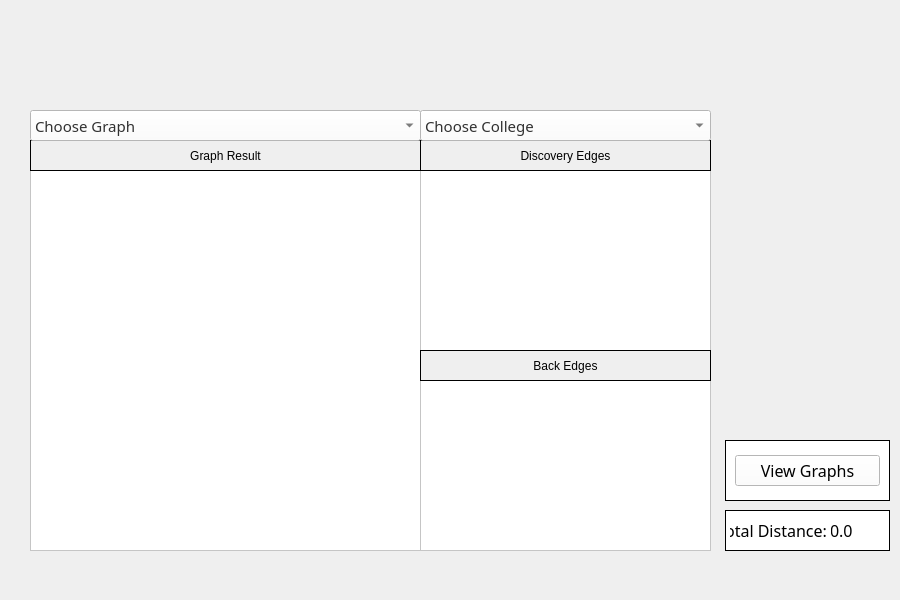
Old version of the form graphviewer.ui in the repository DannyCamacho/CollegeConnect.
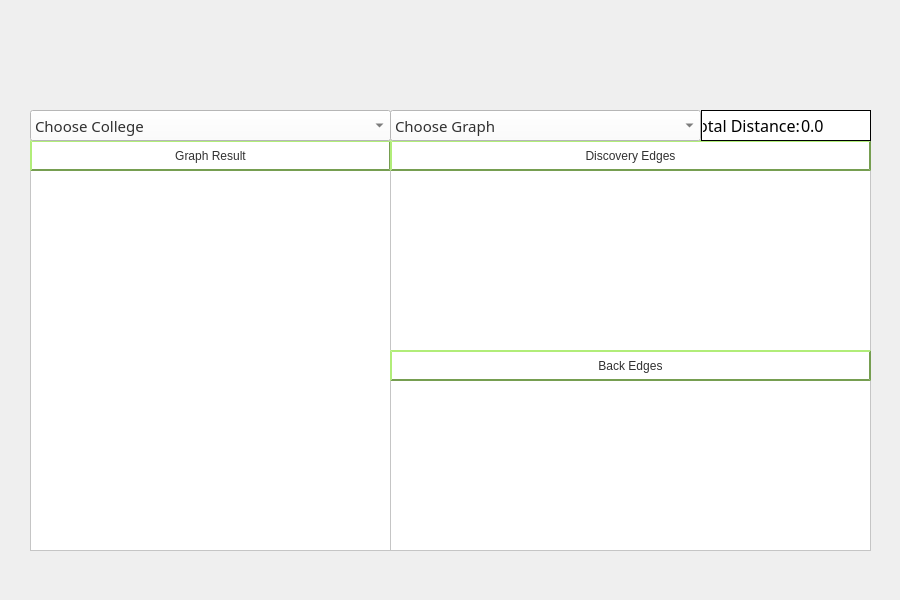
New version of the form. Icons and pictures are not drawn.

Commit message: restruct of graphviewer.ui. tripplanner.ui tableView spacing

Diff of the .ui file:
```diff
--- a/graphviewer.ui
+++ b/graphviewer.ui
@@ -19,10 +19,13 @@
      <rect>
       <x>30</x>
       <y>140</y>
-      <width>681</width>
+      <width>841</width>
       <height>411</height>
      </rect>
     </property>
+    <property name="styleSheet">
+     <string notr="true"/>
+    </property>
     <property name="frameShape">
      <enum>QFrame::Box</enum>
     </property>
@@ -34,7 +37,7 @@
       <rect>
        <x>0</x>
        <y>30</y>
-       <width>391</width>
+       <width>361</width>
        <height>381</height>
       </rect>
      </property>
@@ -47,7 +50,7 @@
      <property name="font">
       <font>
        <family>Mongolian Baiti</family>
-       <pointsize>11</pointsize>
+       <pointsize>10</pointsize>
       </font>
      </property>
      <property name="focusPolicy">
@@ -58,7 +61,8 @@
 color: rgb(49, 49, 49);
 alternate-background-color: rgb(240, 240, 240);
 selection-color: rgb(49, 49, 49);
-selection-background-color: rgb(118, 158, 81);</string>
+selection-background-color: rgb(118, 158, 81);
+gridline-color: rgb(118, 158, 81);</string>
      </property>
      <property name="horizontalScrollBarPolicy">
       <enum>Qt::ScrollBarAlwaysOff</enum>
@@ -97,19 +101,19 @@
       <bool>false</bool>
      </attribute>
      <attribute name="horizontalHeaderMinimumSectionSize">
-      <number>50</number>
+      <number>30</number>
      </attribute>
      <attribute name="horizontalHeaderDefaultSectionSize">
-      <number>200</number>
+      <number>300</number>
      </attribute>
      <attribute name="horizontalHeaderStretchLastSection">
-      <bool>true</bool>
+      <bool>false</bool>
      </attribute>
      <attribute name="verticalHeaderVisible">
       <bool>false</bool>
      </attribute>
      <attribute name="verticalHeaderDefaultSectionSize">
-      <number>28</number>
+      <number>50</number>
      </attribute>
      <attribute name="verticalHeaderHighlightSections">
       <bool>true</bool>
@@ -118,16 +122,16 @@
     <widget class="QTableView" name="back_edges_tableView">
      <property name="geometry">
       <rect>
-       <x>390</x>
+       <x>360</x>
        <y>240</y>
-       <width>291</width>
+       <width>481</width>
        <height>171</height>
       </rect>
      </property>
      <property name="font">
       <font>
        <family>Mongolian Baiti</family>
-       <pointsize>11</pointsize>
+       <pointsize>10</pointsize>
       </font>
      </property>
      <property name="focusPolicy">
@@ -174,7 +178,7 @@
       <bool>false</bool>
      </attribute>
      <attribute name="horizontalHeaderMinimumSectionSize">
-      <number>50</number>
+      <number>90</number>
      </attribute>
      <attribute name="horizontalHeaderDefaultSectionSize">
       <number>210</number>
@@ -183,22 +187,22 @@
       <bool>false</bool>
      </attribute>
      <attribute name="verticalHeaderDefaultSectionSize">
-      <number>28</number>
+      <number>50</number>
      </attribute>
     </widget>
     <widget class="QTableView" name="discovery_edges_tableView">
      <property name="geometry">
       <rect>
-       <x>390</x>
+       <x>360</x>
        <y>30</y>
-       <width>291</width>
+       <width>481</width>
        <height>181</height>
       </rect>
      </property>
      <property name="font">
       <font>
        <family>Mongolian Baiti</family>
-       <pointsize>11</pointsize>
+       <pointsize>10</pointsize>
       </font>
      </property>
      <property name="focusPolicy">
@@ -245,7 +249,7 @@
       <bool>false</bool>
      </attribute>
      <attribute name="horizontalHeaderMinimumSectionSize">
-      <number>50</number>
+      <number>90</number>
      </attribute>
      <attribute name="horizontalHeaderDefaultSectionSize">
       <number>210</number>
@@ -254,7 +258,7 @@
       <bool>false</bool>
      </attribute>
      <attribute name="verticalHeaderDefaultSectionSize">
-      <number>28</number>
+      <number>50</number>
      </attribute>
     </widget>
     <widget class="QLabel" name="graph_title_label">
@@ -262,10 +266,20 @@
       <rect>
        <x>0</x>
        <y>0</y>
-       <width>391</width>
+       <width>361</width>
        <height>31</height>
       </rect>
      </property>
+     <property name="styleSheet">
+      <string notr="true">color: rgb(49, 49, 49);
+background-color:  rgb(255, 255, 255);
+border-style: outset;
+border-width: 2px;
+border-color:rgb(118, 158, 81);
+min-width: 10em;
+padding: 6px;
+</string>
+     </property>
      <property name="frameShape">
       <enum>QFrame::Box</enum>
      </property>
@@ -279,12 +293,22 @@
     <widget class="QLabel" name="discovery_title_label">
      <property name="geometry">
       <rect>
-       <x>390</x>
+       <x>360</x>
        <y>0</y>
-       <width>291</width>
+       <width>481</width>
        <height>31</height>
       </rect>
      </property>
+     <property name="styleSheet">
+      <string notr="true">color: rgb(49, 49, 49);
+background-color:  rgb(255, 255, 255);
+border-style: outset;
+border-width: 2px;
+border-color:rgb(118, 158, 81);
+min-width: 10em;
+padding: 6px;
+</string>
+     </property>
      <property name="frameShape">
       <enum>QFrame::Box</enum>
      </property>
@@ -298,12 +322,22 @@
     <widget class="QLabel" name="back_title_label">
      <property name="geometry">
       <rect>
-       <x>390</x>
+       <x>360</x>
        <y>210</y>
-       <width>291</width>
+       <width>481</width>
        <height>31</height>
       </rect>
      </property>
+     <property name="styleSheet">
+      <string notr="true">color: rgb(49, 49, 49);
+background-color:  rgb(255, 255, 255);
+border-style: outset;
+border-width: 2px;
+border-color:rgb(118, 158, 81);
+min-width: 10em;
+padding: 6px;
+</string>
+     </property>
      <property name="frameShape">
       <enum>QFrame::Box</enum>
      </property>
@@ -315,76 +349,13 @@
      </property>
     </widget>
    </widget>
-   <widget class="QFrame" name="place_order_frame">
-    <property name="geometry">
-     <rect>
-      <x>725</x>
-      <y>440</y>
-      <width>165</width>
-      <height>61</height>
-     </rect>
-    </property>
-    <property name="font">
-     <font>
-      <pointsize>11</pointsize>
-     </font>
-    </property>
-    <property name="styleSheet">
-     <string notr="true">background-color: rgb(255, 255, 255);
-color: rgb(0, 0, 0);</string>
-    </property>
-    <property name="frameShape">
-     <enum>QFrame::Panel</enum>
-    </property>
-    <property name="frameShadow">
-     <enum>QFrame::Plain</enum>
-    </property>
-    <layout class="QVBoxLayout" name="verticalLayout">
-     <item>
-      <widget class="QPushButton" name="pushButton_2">
-       <property name="minimumSize">
-        <size>
-         <width>0</width>
-         <height>0</height>
-        </size>
-       </property>
-       <property name="font">
-        <font>
-         <family>Mongolian Baiti</family>
-         <pointsize>12</pointsize>
-         <weight>50</weight>
-         <bold>false</bold>
-        </font>
-       </property>
-       <property name="styleSheet">
-        <string notr="true">color: rgb(49, 49, 49);
-background-color:  rgb(255, 255, 255);
-border-style: outset;
-border-width: 2px;
-border-radius: 10px;
-border-color:rgb(118, 158, 81);
-min-width: 10em;
-padding: 6px;
-
-QPushButton#visit_store_button: clicked {
-	background-color: rgb(118, 158, 81);
-    border-style: inset;
-}</string>
-       </property>
-       <property name="text">
-        <string>View Graphs</string>
-       </property>
-      </widget>
-     </item>
-    </layout>
-   </widget>
    <widget class="QFrame" name="total_distance_frame">
     <property name="geometry">
      <rect>
-      <x>725</x>
-      <y>510</y>
-      <width>165</width>
-      <height>41</height>
+      <x>701</x>
+      <y>110</y>
+      <width>170</width>
+      <height>31</height>
      </rect>
     </property>
     <property name="styleSheet">
@@ -397,30 +368,11 @@
     <property name="frameShadow">
      <enum>QFrame::Plain</enum>
     </property>
-    <widget class="QLabel" name="distance_label">
-     <property name="geometry">
-      <rect>
-       <x>105</x>
-       <y>10</y>
-       <width>55</width>
-       <height>21</height>
-      </rect>
-     </property>
-     <property name="font">
-      <font>
-       <family>Mongolian Baiti</family>
-       <pointsize>12</pointsize>
-      </font>
-     </property>
-     <property name="text">
-      <string>0.0</string>
-     </property>
-    </widget>
     <widget class="QLabel" name="total_title">
      <property name="geometry">
       <rect>
-       <x>5</x>
-       <y>10</y>
+       <x>2</x>
+       <y>5</y>
        <width>101</width>
        <height>21</height>
       </rect>
@@ -438,6 +390,25 @@
       <set>Qt::AlignRight|Qt::AlignTrailing|Qt::AlignVCenter</set>
      </property>
     </widget>
+    <widget class="QLabel" name="distance_label">
+     <property name="geometry">
+      <rect>
+       <x>100</x>
+       <y>5</y>
+       <width>69</width>
+       <height>21</height>
+      </rect>
+     </property>
+     <property name="font">
+      <font>
+       <family>Mongolian Baiti</family>
+       <pointsize>12</pointsize>
+      </font>
+     </property>
+     <property name="text">
+      <string>0.0</string>
+     </property>
+    </widget>
    </widget>
    <widget class="QLabel" name="cc_logo_icon">
     <property name="geometry">
@@ -458,9 +429,9 @@
    <widget class="QComboBox" name="choose_college_dropdown">
     <property name="geometry">
      <rect>
-      <x>420</x>
+      <x>30</x>
       <y>110</y>
-      <width>291</width>
+      <width>361</width>
       <height>31</height>
      </rect>
     </property>
@@ -783,9 +754,9 @@
    <widget class="QComboBox" name="choose_graph_dropdown">
     <property name="geometry">
      <rect>
-      <x>30</x>
+      <x>390</x>
       <y>110</y>
-      <width>391</width>
+      <width>311</width>
       <height>31</height>
      </rect>
     </property>
```
Left out of the diff: 9 changed lines with no effect on the pictures. The commit also changes 2 other files.
